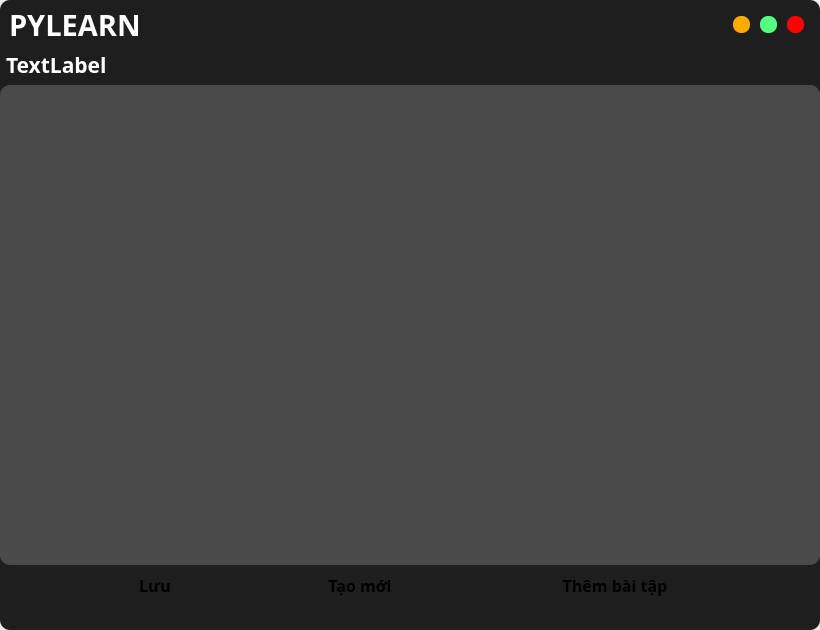
Old version of the form UI_Files/edit_form.ui in the repository hoangm960/Astraea.
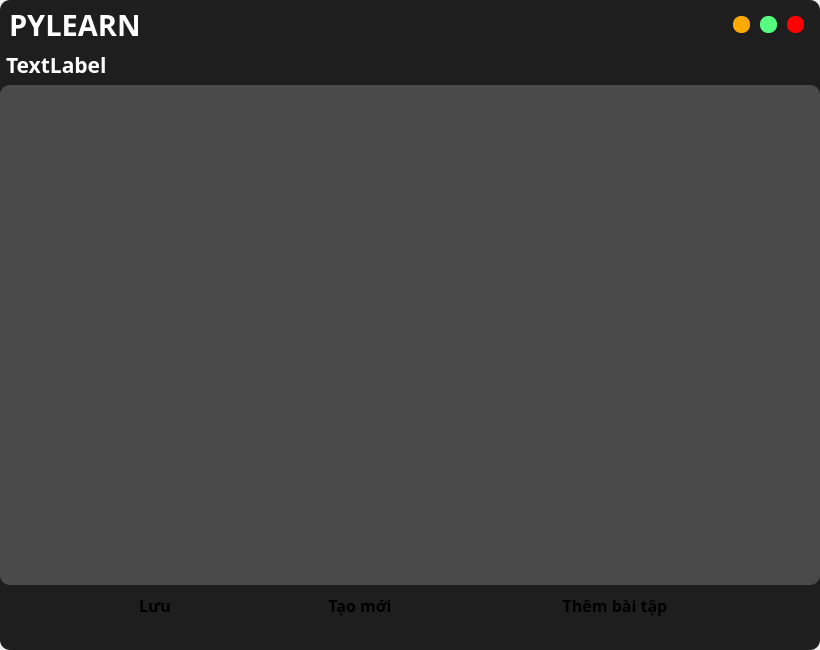
New version of the form. Icons and pictures are not drawn.

Commit message: big edit window update

Patch:
```diff
--- a/UI_Files/edit_form.ui
+++ b/UI_Files/edit_form.ui
@@ -7,7 +7,7 @@
     <x>0</x>
     <y>0</y>
     <width>820</width>
-    <height>630</height>
+    <height>650</height>
    </rect>
   </property>
   <property name="windowTitle">
@@ -314,7 +314,8 @@
              <item>
               <widget class="QStackedWidget" name="stacked_widget">
                <property name="styleSheet">
-                <string notr="true">border-radius: 1px;</string>
+                <string notr="true">border-radius: 1px;
+background-color: transparent;</string>
                </property>
                <property name="currentIndex">
                 <number>1</number>
@@ -699,7 +700,7 @@
                          <x>0</x>
                          <y>0</y>
                          <width>820</width>
-                         <height>480</height>
+                         <height>500</height>
                         </rect>
                        </property>
                       </widget>
```
The commit also changes 8 other files.
